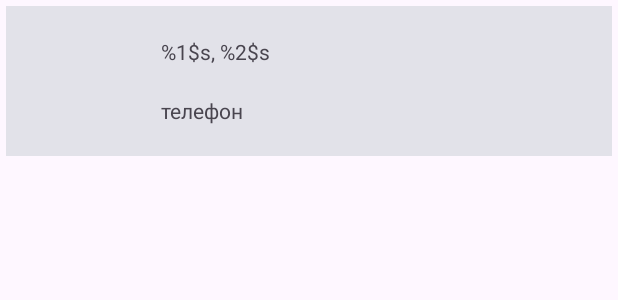
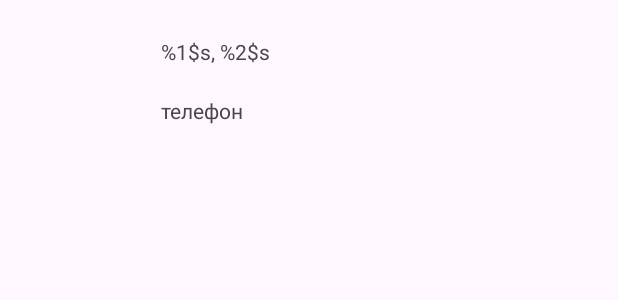
Before and after one commit to polomarco7/Lesson4Fragments, an Android app: the layout list_user.xml on its own in the app's theme, with its tools: preview values and no code run, on a phone screen of 412 x 824 dp. Shown: the top 300 px of the screen. Run offline under Robolectric (Android 15) with nearby library versions, the phone set to English and light mode, and no system bars.

Commit message:
fixed exception

```diff
--- a/app/src/main/res/layout/list_user.xml
+++ b/app/src/main/res/layout/list_user.xml
@@ -4,8 +4,7 @@
     android:layout_marginHorizontal="4dp"
     android:layout_marginTop="4dp"
     android:layout_width="match_parent"
-    android:layout_height="100dp"
-    android:background="@color/material_dynamic_neutral90">
+    android:layout_height="100dp">
 
     <androidx.appcompat.widget.AppCompatImageView
         android:id="@+id/image"
```
Also changed, not shown: app/src/main/res/layout/fragment_user_edit.xml (+3 -5 lines).
